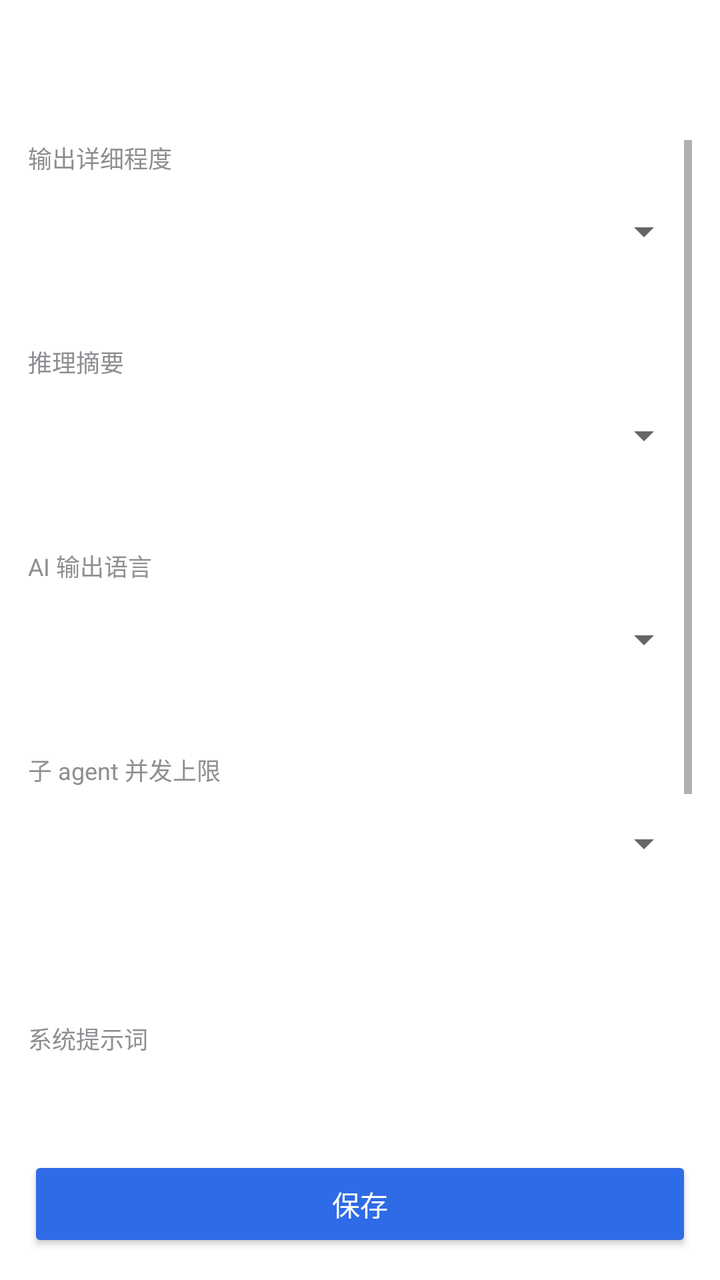
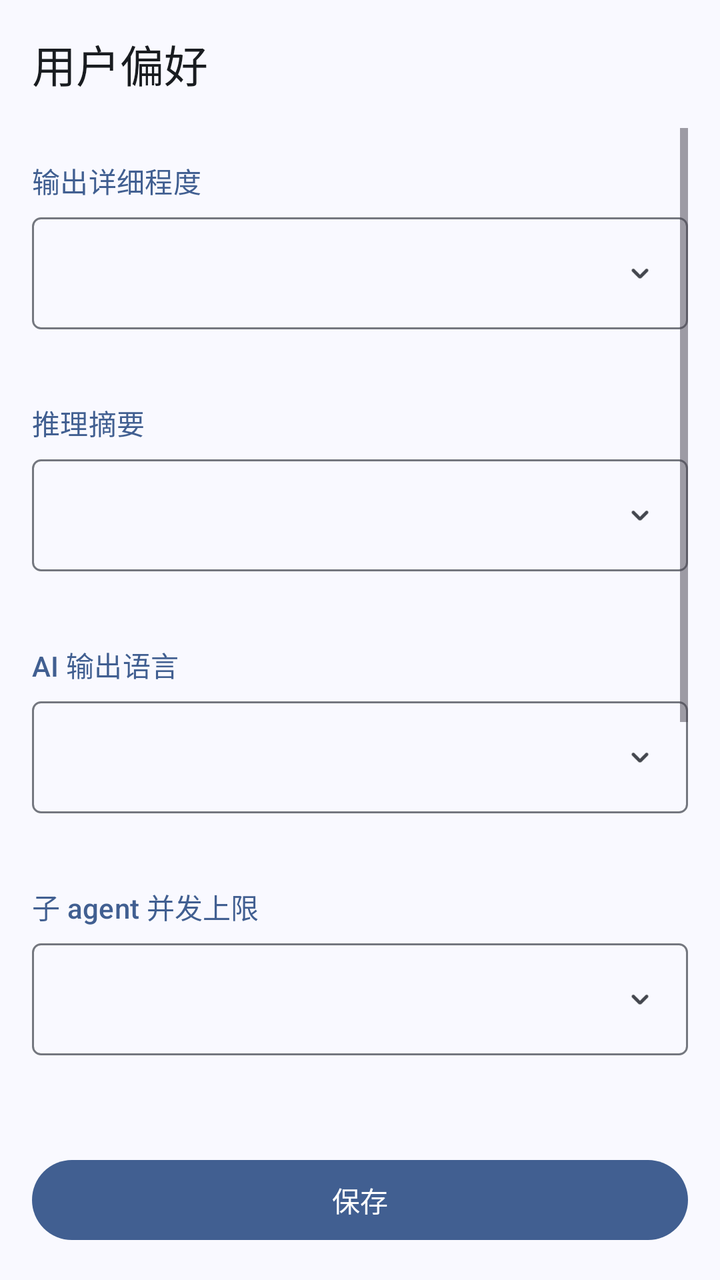

The first picture is an Android layout as it rendered before a commit; the second is the same layout after the commit. The layout source and the unified diff follow.
<!-- AndroidManifest.xml: application theme AppTheme -->
<!-- res/layout/activity_user_preferences.xml -->
<?xml version="1.0" encoding="utf-8"?>
<LinearLayout xmlns:android="http://schemas.android.com/apk/res/android"
    android:layout_width="match_parent" android:layout_height="match_parent"
    android:orientation="vertical" android:background="@color/bg_window">
    <androidx.appcompat.widget.Toolbar android:id="@+id/toolbar"
        android:layout_width="match_parent" android:layout_height="?attr/actionBarSize"
        android:background="@color/surface" android:title="@string/settings_preferences_title"
        android:titleTextColor="@color/text_primary"/>
    <ScrollView android:layout_width="match_parent" android:layout_height="0dp"
        android:layout_weight="1" android:padding="14dp">
        <LinearLayout android:layout_width="match_parent" android:layout_height="wrap_content" android:orientation="vertical">
            <TextView android:layout_width="match_parent" android:layout_height="wrap_content"
                android:text="@string/label_output_verbosity" android:textColor="@color/text_secondary"
                android:textSize="12sp" android:paddingBottom="4dp"/>
            <Spinner android:id="@+id/output_verbosity" android:layout_width="match_parent" android:layout_height="48dp"
                android:spinnerMode="dropdown" android:contentDescription="@string/label_output_verbosity"/>
            <TextView android:id="@+id/output_verbosity_description" android:layout_width="match_parent" android:layout_height="wrap_content"
                android:paddingLeft="8dp" android:paddingRight="8dp" android:paddingBottom="4dp"
                android:textColor="@color/text_secondary" android:textSize="12sp"/>
            <TextView android:layout_width="match_parent" android:layout_height="wrap_content"
                android:text="@string/label_reasoning_summary" android:textColor="@color/text_secondary"
                android:textSize="12sp" android:paddingTop="12dp" android:paddingBottom="4dp"/>
            <Spinner android:id="@+id/reasoning_summary" android:layout_width="match_parent" android:layout_height="48dp"
                android:spinnerMode="dropdown" android:contentDescription="@string/label_reasoning_summary"/>
            <TextView android:id="@+id/reasoning_summary_description" android:layout_width="match_parent" android:layout_height="wrap_content"
                android:paddingLeft="8dp" android:paddingRight="8dp" android:paddingBottom="4dp"
                android:textColor="@color/text_secondary" android:textSize="12sp"/>
            <TextView android:layout_width="match_parent" android:layout_height="wrap_content"
                android:text="@string/label_output_language" android:textColor="@color/text_secondary"
                android:textSize="12sp" android:paddingTop="12dp" android:paddingBottom="4dp"/>
            <Spinner android:id="@+id/output_language" android:layout_width="match_parent" android:layout_height="48dp"
                android:spinnerMode="dropdown" android:contentDescription="@string/label_output_language"/>
            <TextView android:id="@+id/output_language_description" android:layout_width="match_parent" android:layout_height="wrap_content"
                android:paddingLeft="8dp" android:paddingRight="8dp" android:paddingBottom="4dp"
                android:textColor="@color/text_secondary" android:textSize="12sp"/>
            <TextView android:layout_width="match_parent" android:layout_height="wrap_content"
                android:text="@string/label_agent_concurrency" android:textColor="@color/text_secondary"
                android:textSize="12sp" android:paddingTop="12dp" android:paddingBottom="4dp"/>
            <Spinner android:id="@+id/agent_concurrency" android:layout_width="match_parent" android:layout_height="48dp"
                android:spinnerMode="dropdown" android:contentDescription="@string/label_agent_concurrency"/>
            <TextView android:id="@+id/agent_concurrency_description" android:layout_width="match_parent" android:layout_height="wrap_content"
                android:paddingLeft="8dp" android:paddingRight="8dp" android:paddingBottom="4dp"
                android:textColor="@color/text_secondary" android:textSize="12sp"/>
            <TextView android:id="@+id/agent_status" android:layout_width="match_parent" android:layout_height="wrap_content"
                android:padding="8dp" android:textColor="@color/text_secondary" android:textSize="12sp"/>
            <TextView android:layout_width="match_parent" android:layout_height="wrap_content"
                android:text="@string/label_system_prompt" android:textColor="@color/text_secondary"
                android:textSize="12sp" android:paddingTop="12dp" android:paddingBottom="4dp"/>
            <EditText android:id="@+id/system_prompt" android:layout_width="match_parent" android:layout_height="200dp"
                android:background="@color/surface" android:gravity="top|start" android:textColor="@color/text_primary"
                android:textSize="12sp" android:padding="10dp" android:inputType="textMultiLine|textNoSuggestions" android:typeface="monospace"/>
            <TextView android:layout_width="match_parent" android:layout_height="wrap_content"
                android:text="@string/label_env_context" android:textColor="@color/text_secondary"
                android:textSize="12sp" android:paddingTop="12dp" android:paddingBottom="4dp"/>
            <TextView android:id="@+id/env_context" android:layout_width="match_parent" android:layout_height="wrap_content"
                android:background="@color/code_bg" android:textColor="@color/text_secondary"
                android:textSize="12sp" android:padding="10dp" android:typeface="monospace"/>
        </LinearLayout>
    </ScrollView>
    <Button android:id="@+id/save" android:layout_width="match_parent" android:layout_height="wrap_content"
        android:layout_margin="14dp" android:text="@string/action_save" android:textColor="#FFFFFF" android:backgroundTint="@color/colorAccent"/>
</LinearLayout>
<!-- resources referenced by this layout -->
<resources>
  <color name="bg_window">#FFFFFF</color>
  <color name="code_bg">#F2F2F4</color>
  <color name="colorAccent">#2E6BE6</color>
  <color name="surface">#FFFFFF</color>
  <color name="text_primary">#0D0D0D</color>
  <color name="text_secondary">#8E8E93</color>
  <string name="label_env_context">环境（每轮自动附加，不用改）</string>
  <string name="label_system_prompt">系统提示词</string>
  <style name="AppTheme" parent="Theme.AppCompat.Light.NoActionBar">
          <item name="colorPrimary">@color/colorPrimary</item>
          <item name="colorPrimaryDark">@color/colorPrimaryDark</item>
          <item name="colorAccent">@color/accent</item>
          <item name="android:windowBackground">@color/bg_window</item>
      </style>
  <color name="colorPrimary">#FFFFFF</color>
  <color name="colorPrimaryDark">#EDEDED</color>
  <color name="accent">#2E6BE6</color>
  <!-- unchanged entries left out for length: 6 -->
</resources>

<!-- the commit's change to res/layout/activity_user_preferences.xml (unified diff, before → after) -->
@@ -1,62 +1,65 @@
 <?xml version="1.0" encoding="utf-8"?>
 <LinearLayout xmlns:android="http://schemas.android.com/apk/res/android"
+    xmlns:app="http://schemas.android.com/apk/res-auto"
     android:layout_width="match_parent" android:layout_height="match_parent"
     android:orientation="vertical" android:background="@color/bg_window">
-    <androidx.appcompat.widget.Toolbar android:id="@+id/toolbar"
+    <com.google.android.material.appbar.MaterialToolbar android:id="@+id/toolbar"
         android:layout_width="match_parent" android:layout_height="?attr/actionBarSize"
-        android:background="@color/surface" android:title="@string/settings_preferences_title"
-        android:titleTextColor="@color/text_primary"/>
+        app:title="@string/settings_preferences_title"/>
     <ScrollView android:layout_width="match_parent" android:layout_height="0dp"
-        android:layout_weight="1" android:padding="14dp">
+        android:layout_weight="1" android:paddingLeft="16dp" android:paddingRight="16dp">
         <LinearLayout android:layout_width="match_parent" android:layout_height="wrap_content" android:orientation="vertical">
             <TextView android:layout_width="match_parent" android:layout_height="wrap_content"
-                android:text="@string/label_output_verbosity" android:textColor="@color/text_secondary"
-                android:textSize="12sp" android:paddingBottom="4dp"/>
-            <Spinner android:id="@+id/output_verbosity" android:layout_width="match_parent" android:layout_height="48dp"
-                android:spinnerMode="dropdown" android:contentDescription="@string/label_output_verbosity"/>
+                android:text="@string/label_output_verbosity" style="@style/AppSectionLabel" android:paddingTop="16dp" android:paddingBottom="8dp"/>
+            <Spinner android:id="@+id/output_verbosity" android:layout_width="match_parent" android:layout_height="56dp"
+                android:spinnerMode="dropdown" android:background="@drawable/bg_spinner" android:popupBackground="@drawable/bg_popup" android:paddingStart="16dp" android:paddingEnd="44dp" android:contentDescription="@string/label_output_verbosity"/>
             <TextView android:id="@+id/output_verbosity_description" android:layout_width="match_parent" android:layout_height="wrap_content"
-                android:paddingLeft="8dp" android:paddingRight="8dp" android:paddingBottom="4dp"
-                android:textColor="@color/text_secondary" android:textSize="12sp"/>
+                android:paddingLeft="16dp" android:paddingRight="16dp" android:paddingTop="4dp"
+                android:textColor="@color/md_on_surface_variant" android:textAppearance="@style/TextAppearance.Material3.BodySmall"/>
             <TextView android:layout_width="match_parent" android:layout_height="wrap_content"
-                android:text="@string/label_reasoning_summary" android:textColor="@color/text_secondary"
-                android:textSize="12sp" android:paddingTop="12dp" android:paddingBottom="4dp"/>
-            <Spinner android:id="@+id/reasoning_summary" android:layout_width="match_parent" android:layout_height="48dp"
-                android:spinnerMode="dropdown" android:contentDescription="@string/label_reasoning_summary"/>
+                android:text="@string/label_reasoning_summary" style="@style/AppSectionLabel" android:paddingTop="16dp" android:paddingBottom="8dp"/>
+            <Spinner android:id="@+id/reasoning_summary" android:layout_width="match_parent" android:layout_height="56dp"
+                android:spinnerMode="dropdown" android:background="@drawable/bg_spinner" android:popupBackground="@drawable/bg_popup" android:paddingStart="16dp" android:paddingEnd="44dp" android:contentDescription="@string/label_reasoning_summary"/>
             <TextView android:id="@+id/reasoning_summary_description" android:layout_width="match_parent" android:layout_height="wrap_content"
-                android:paddingLeft="8dp" android:paddingRight="8dp" android:paddingBottom="4dp"
-                android:textColor="@color/text_secondary" android:textSize="12sp"/>
+                android:paddingLeft="16dp" android:paddingRight="16dp" android:paddingTop="4dp"
+                android:textColor="@color/md_on_surface_variant" android:textAppearance="@style/TextAppearance.Material3.BodySmall"/>
             <TextView android:layout_width="match_parent" android:layout_height="wrap_content"
-                android:text="@string/label_output_language" android:textColor="@color/text_secondary"
-                android:textSize="12sp" android:paddingTop="12dp" android:paddingBottom="4dp"/>
-            <Spinner android:id="@+id/output_language" android:layout_width="match_parent" android:layout_height="48dp"
-                android:spinnerMode="dropdown" android:contentDescription="@string/label_output_language"/>
+                android:text="@string/label_output_language" style="@style/AppSectionLabel" android:paddingTop="16dp" android:paddingBottom="8dp"/>
+            <Spinner android:id="@+id/output_language" android:layout_width="match_parent" android:layout_height="56dp"
+                android:spinnerMode="dropdown" android:background="@drawable/bg_spinner" android:popupBackground="@drawable/bg_popup" android:paddingStart="16dp" android:paddingEnd="44dp" android:contentDescription="@string/label_output_language"/>
             <TextView android:id="@+id/output_language_description" android:layout_width="match_parent" android:layout_height="wrap_content"
-                android:paddingLeft="8dp" android:paddingRight="8dp" android:paddingBottom="4dp"
-                android:textColor="@color/text_secondary" android:textSize="12sp"/>
+                android:paddingLeft="16dp" android:paddingRight="16dp" android:paddingTop="4dp"
+                android:textColor="@color/md_on_surface_variant" android:textAppearance="@style/TextAppearance.Material3.BodySmall"/>
             <TextView android:layout_width="match_parent" android:layout_height="wrap_content"
-                android:text="@string/label_agent_concurrency" android:textColor="@color/text_secondary"
-                android:textSize="12sp" android:paddingTop="12dp" android:paddingBottom="4dp"/>
-            <Spinner android:id="@+id/agent_concurrency" android:layout_width="match_parent" android:layout_height="48dp"
-                android:spinnerMode="dropdown" android:contentDescription="@string/label_agent_concurrency"/>
+                android:text="@string/label_agent_concurrency" style="@style/AppSectionLabel" android:paddingTop="16dp" android:paddingBottom="8dp"/>
+            <Spinner android:id="@+id/agent_concurrency" android:layout_width="match_parent" android:layout_height="56dp"
+                android:spinnerMode="dropdown" android:background="@drawable/bg_spinner" android:popupBackground="@drawable/bg_popup" android:paddingStart="16dp" android:paddingEnd="44dp" android:contentDescription="@string/label_agent_concurrency"/>
             <TextView android:id="@+id/agent_concurrency_description" android:layout_width="match_parent" android:layout_height="wrap_content"
-                android:paddingLeft="8dp" android:paddingRight="8dp" android:paddingBottom="4dp"
-                android:textColor="@color/text_secondary" android:textSize="12sp"/>
+                android:paddingLeft="16dp" android:paddingRight="16dp" android:paddingTop="4dp"
+                android:textColor="@color/md_on_surface_variant" android:textAppearance="@style/TextAppearance.Material3.BodySmall"/>
             <TextView android:id="@+id/agent_status" android:layout_width="match_parent" android:layout_height="wrap_content"
                 android:padding="8dp" android:textColor="@color/text_secondary" android:textSize="12sp"/>
             <TextView android:layout_width="match_parent" android:layout_height="wrap_content"
-                android:text="@string/label_system_prompt" android:textColor="@color/text_secondary"
-                android:textSize="12sp" android:paddingTop="12dp" android:paddingBottom="4dp"/>
-            <EditText android:id="@+id/system_prompt" android:layout_width="match_parent" android:layout_height="200dp"
-                android:background="@color/surface" android:gravity="top|start" android:textColor="@color/text_primary"
-                android:textSize="12sp" android:padding="10dp" android:inputType="textMultiLine|textNoSuggestions" android:typeface="monospace"/>
+                android:text="@string/label_system_prompt" style="@style/AppSectionLabel" android:paddingTop="16dp" android:paddingBottom="8dp"/>
+            <com.google.android.material.textfield.TextInputLayout style="@style/AppField"
+                android:layout_width="match_parent" android:layout_height="wrap_content"
+                app:placeholderText="@string/hint_user_prompt">
+                <com.google.android.material.textfield.TextInputEditText android:id="@+id/system_prompt"
+                    android:layout_width="match_parent" android:layout_height="wrap_content"
+                    android:minLines="5" android:gravity="top|start" android:lineSpacingExtra="2dp"
+                    android:inputType="textMultiLine|textCapSentences"/>
+            </com.google.android.material.textfield.TextInputLayout>
             <TextView android:layout_width="match_parent" android:layout_height="wrap_content"
-                android:text="@string/label_env_context" android:textColor="@color/text_secondary"
-                android:textSize="12sp" android:paddingTop="12dp" android:paddingBottom="4dp"/>
+                android:text="@string/user_prompt_note" android:textColor="@color/text_secondary"
+                android:textAppearance="@style/TextAppearance.Material3.BodySmall" android:paddingLeft="16dp" android:paddingRight="16dp" android:paddingTop="4dp"/>
+            <TextView android:layout_width="match_parent" android:layout_height="wrap_content"
+                android:text="@string/label_env_context" style="@style/AppSectionLabel" android:paddingTop="16dp" android:paddingBottom="8dp"/>
             <TextView android:id="@+id/env_context" android:layout_width="match_parent" android:layout_height="wrap_content"
-                android:background="@color/code_bg" android:textColor="@color/text_secondary"
-                android:textSize="12sp" android:padding="10dp" android:typeface="monospace"/>
+                android:background="@drawable/bg_settings_group" android:textColor="@color/md_on_surface_variant"
+                android:textSize="12sp" android:padding="16dp" android:typeface="monospace" android:layout_marginBottom="16dp"/>
         </LinearLayout>
     </ScrollView>
-    <Button android:id="@+id/save" android:layout_width="match_parent" android:layout_height="wrap_content"
-        android:layout_margin="14dp" android:text="@string/action_save" android:textColor="#FFFFFF" android:backgroundTint="@color/colorAccent"/>
+    <Button android:id="@+id/save" style="@style/AppButton" android:layout_width="match_parent" android:layout_height="wrap_content"
+        android:layout_marginLeft="16dp" android:layout_marginRight="16dp" android:layout_marginTop="8dp" android:layout_marginBottom="16dp"
+        android:text="@string/action_save"/>
 </LinearLayout>
<!-- resource entries referenced after the edit -->
@@ -1,22 +1,140 @@
 <!-- resources referenced by this layout -->
 <resources>
-  <color name="bg_window">#FFFFFF</color>
-  <color name="code_bg">#F2F2F4</color>
-  <color name="colorAccent">#2E6BE6</color>
-  <color name="surface">#FFFFFF</color>
-  <color name="text_primary">#0D0D0D</color>
-  <color name="text_secondary">#8E8E93</color>
-  <string name="label_env_context">环境（每轮自动附加，不用改）</string>
-  <string name="label_system_prompt">系统提示词</string>
-  <style name="AppTheme" parent="Theme.AppCompat.Light.NoActionBar">
-          <item name="colorPrimary">@color/colorPrimary</item>
-          <item name="colorPrimaryDark">@color/colorPrimaryDark</item>
-          <item name="colorAccent">@color/accent</item>
-          <item name="android:windowBackground">@color/bg_window</item>
+  <color name="bg_window">@color/md_surface</color>
+  <color name="md_on_surface_variant">#44474E</color>
+  <color name="text_secondary">@color/md_on_surface_variant</color>
+  <!-- drawable bg_popup (drawable) -->
+  <?xml version="1.0" encoding="utf-8"?>
+  <shape xmlns:android="http://schemas.android.com/apk/res/android">
+      <solid android:color="@color/md_surface_container"/>
+      <corners android:radius="16dp"/>
+  </shape>
+  <!-- drawable bg_settings_group (drawable) -->
+  <?xml version="1.0" encoding="utf-8"?>
+  <shape xmlns:android="http://schemas.android.com/apk/res/android">
+      <solid android:color="@color/md_surface_container"/>
+      <corners android:radius="16dp"/>
+  </shape>
+  <!-- drawable bg_spinner (drawable) -->
+  <?xml version="1.0" encoding="utf-8"?>
+  <layer-list xmlns:android="http://schemas.android.com/apk/res/android">
+      <item>
+          <shape>
+              <solid android:color="@android:color/transparent"/>
+              <stroke android:width="1dp" android:color="@color/md_outline"/>
+              <corners android:radius="4dp"/>
+          </shape>
+      </item>
+      <item android:width="20dp" android:height="20dp" android:gravity="end|center_vertical" android:end="14dp">
+          <bitmap android:src="@drawable/ic_ds_chevron_down_sm_regular_24" android:tint="@color/md_on_surface_variant"/>
+      </item>
+  </layer-list>
+  <string name="hint_user_prompt">写给 AI 的个人偏好，例如：回答尽量简短；改代码前先说明思路</string>
+  <string name="label_env_context">系统提示词与环境（内置，不可修改）</string>
+  <string name="label_system_prompt">提示词</string>
+  <string name="user_prompt_note">每轮附在系统提示词和环境之后；与它们冲突时，以系统提示词和环境为准。</string>
+  <style name="AppButton" parent="Widget.Material3.Button">
+          <item name="android:minHeight">48dp</item>
+          <item name="android:textAppearance">@style/TextAppearance.Material3.LabelLarge</item>
       </style>
-  <color name="colorPrimary">#FFFFFF</color>
-  <color name="colorPrimaryDark">#EDEDED</color>
-  <color name="accent">#2E6BE6</color>
+  <style name="AppField" parent="Widget.Material3.TextInputLayout.OutlinedBox">
+          <item name="boxCornerRadiusTopStart">4dp</item>
+          <item name="boxCornerRadiusTopEnd">4dp</item>
+          <item name="boxCornerRadiusBottomStart">4dp</item>
+          <item name="boxCornerRadiusBottomEnd">4dp</item>
+      </style>
+  <style name="AppSectionLabel">
+          <item name="android:textAppearance">@style/TextAppearance.Material3.TitleSmall</item>
+          <item name="android:textColor">@color/md_primary</item>
+      </style>
+  <style name="AppTheme" parent="Theme.Material3.DayNight.NoActionBar">
+          <item name="colorPrimary">@color/md_primary</item>
+          <item name="colorOnPrimary">@color/md_on_primary</item>
+          <item name="colorPrimaryContainer">@color/md_primary_container</item>
+          <item name="colorOnPrimaryContainer">@color/md_on_primary_container</item>
+          <item name="colorSecondary">@color/md_secondary</item>
+          <item name="colorOnSecondary">@color/md_on_secondary</item>
+          <item name="colorSecondaryContainer">@color/md_secondary_container</item>
+          <item name="colorOnSecondaryContainer">@color/md_on_secondary_container</item>
+          <item name="colorTertiary">@color/md_tertiary</item>
+          <item name="colorOnTertiary">@color/md_on_tertiary</item>
+          <item name="colorTertiaryContainer">@color/md_tertiary_container</item>
+          <item name="colorOnTertiaryContainer">@color/md_on_tertiary_container</item>
+          <item name="colorError">@color/md_error</item>
+          <item name="colorOnError">@color/md_on_error</item>
+          <item name="colorErrorContainer">@color/md_error_container</item>
+          <item name="colorOnErrorContainer">@color/md_on_error_container</item>
+          <item name="colorSurface">@color/md_surface</item>
+          <item name="colorOnSurface">@color/md_on_surface</item>
+          <item name="colorSurfaceVariant">@color/md_surface_variant</item>
+          <item name="colorOnSurfaceVariant">@color/md_on_surface_variant</item>
+          <item name="colorOutline">@color/md_outline</item>
+          <item name="colorOutlineVariant">@color/md_outline_variant</item>
+          <item name="colorSurfaceContainerLowest">@color/md_surface_container_lowest</item>
+          <item name="colorSurfaceContainerLow">@color/md_surface_container_low</item>
+          <item name="colorSurfaceContainer">@color/md_surface_container</item>
+          <item name="colorSurfaceContainerHigh">@color/md_surface_container_high</item>
+          <item name="colorSurfaceContainerHighest">@color/md_surface_container_highest</item>
+          <item name="colorSurfaceInverse">@color/md_inverse_surface</item>
+          <item name="colorOnSurfaceInverse">@color/md_inverse_on_surface</item>
+          <item name="colorPrimaryInverse">@color/md_inverse_primary</item>
+          <item name="android:colorBackground">@color/md_surface</item>
+          <item name="colorOnBackground">@color/md_on_surface</item>
+          <item name="android:windowBackground">@color/md_surface</item>
+          <item name="android:statusBarColor">@android:color/transparent</item>
+          <item name="android:navigationBarColor">@android:color/transparent</item>
+          <item name="toolbarStyle">@style/AppToolbar</item>
+          <item name="appButtonFilled">@style/AppButton</item>
+          <item name="appButtonTonal">@style/AppButton.Tonal</item>
+          <item name="appButtonOutlined">@style/AppButton.Outlined</item>
+          <item name="appButtonText">@style/AppButton.Text</item>
+          <item name="appFieldStyle">@style/AppField</item>
+          <item name="materialAlertDialogTheme">@style/ThemeOverlay.Material3.MaterialAlertDialog</item>
+      </style>
+  <color name="md_surface">#F9F9FF</color>
+  <color name="md_surface_container">#EDEDF4</color>
+  <color name="md_outline">#74777F</color>
+  <!-- drawable ic_ds_chevron_down_sm_regular_24: png bitmap (drawable-xxhdpi, 351 bytes) -->
+  <color name="md_primary">#415F91</color>
+  <color name="md_on_primary">#FFFFFF</color>
+  <color name="md_primary_container">#D6E3FF</color>
+  <color name="md_on_primary_container">#284777</color>
+  <color name="md_secondary">#565F71</color>
+  <color name="md_on_secondary">#FFFFFF</color>
+  <color name="md_secondary_container">#DAE2F9</color>
+  <color name="md_on_secondary_container">#3E4759</color>
+  <color name="md_tertiary">#705575</color>
+  <color name="md_on_tertiary">#FFFFFF</color>
+  <color name="md_tertiary_container">#FAD8FD</color>
+  <color name="md_on_tertiary_container">#573E5C</color>
+  <color name="md_error">#BA1A1A</color>
+  <color name="md_on_error">#FFFFFF</color>
+  <color name="md_error_container">#FFDAD6</color>
+  <color name="md_on_error_container">#93000A</color>
+  <color name="md_on_surface">#191C20</color>
+  <color name="md_surface_variant">#E0E2EC</color>
+  <color name="md_outline_variant">#C4C6D0</color>
+  <color name="md_surface_container_lowest">#FFFFFF</color>
+  <color name="md_surface_container_low">#F3F3FA</color>
+  <color name="md_surface_container_high">#E7E8EE</color>
+  <color name="md_surface_container_highest">#E2E2E9</color>
+  <color name="md_inverse_surface">#2E3036</color>
+  <color name="md_inverse_on_surface">#F0F0F7</color>
+  <color name="md_inverse_primary">#AAC7FF</color>
+  <style name="AppToolbar" parent="Widget.Material3.Toolbar.Surface">
+          <item name="titleTextAppearance">@style/TextAppearance.Material3.TitleLarge</item>
+      </style>
+  <style name="AppButton.Tonal" parent="Widget.Material3.Button.TonalButton">
+          <item name="android:minHeight">48dp</item>
+          <item name="android:textAppearance">@style/TextAppearance.Material3.LabelLarge</item>
+      </style>
+  <style name="AppButton.Outlined" parent="Widget.Material3.Button.OutlinedButton">
+          <item name="android:minHeight">48dp</item>
+          <item name="android:textAppearance">@style/TextAppearance.Material3.LabelLarge</item>
+      </style>
+  <style name="AppButton.Text" parent="Widget.Material3.Button.TextButton">
+          <item name="android:textAppearance">@style/TextAppearance.Material3.LabelLarge</item>
+      </style>
   <!-- unchanged entries left out for length: 6 -->
 </resources>
 
